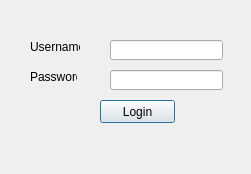
Before: the Qt Designer form ArcApp/loginprompt.ui in Arc-Project/Arc, drawn with Qt 5.
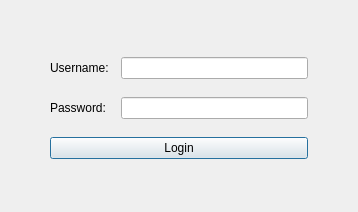
After: the same form once the commit is applied.

Commit message: updated login screen and admin screen layout

```diff
--- a/ArcApp/loginprompt.ui
+++ b/ArcApp/loginprompt.ui
@@ -6,83 +6,84 @@
    <rect>
     <x>0</x>
     <y>0</y>
-    <width>251</width>
-    <height>174</height>
+    <width>358</width>
+    <height>212</height>
    </rect>
   </property>
   <property name="windowTitle">
    <string>Dialog</string>
   </property>
-  <widget class="QPushButton" name="pushButton">
-   <property name="geometry">
-    <rect>
-     <x>100</x>
-     <y>100</y>
-     <width>75</width>
-     <height>23</height>
-    </rect>
+  <layout class="QVBoxLayout" name="verticalLayout">
+   <property name="leftMargin">
+    <number>50</number>
    </property>
-   <property name="text">
-    <string>Login</string>
+   <property name="topMargin">
+    <number>45</number>
    </property>
-  </widget>
-  <widget class="QLabel" name="label_2">
-   <property name="geometry">
-    <rect>
-     <x>30</x>
-     <y>70</y>
-     <width>47</width>
-     <height>13</height>
-    </rect>
+   <property name="rightMargin">
+    <number>50</number>
    </property>
-   <property name="text">
-    <string>Password</string>
+   <property name="bottomMargin">
+    <number>2</number>
    </property>
-  </widget>
+   <item>
+    <layout class="QHBoxLayout" name="horizontalLayout">
+     <item>
   <widget class="QLabel" name="label_3">
-   <property name="geometry">
-    <rect>
-     <x>30</x>
-     <y>40</y>
-     <width>50</width>
-     <height>13</height>
-    </rect>
+       <property name="minimumSize">
+        <size>
+         <width>65</width>
+         <height>0</height>
+        </size>
    </property>
    <property name="text">
-    <string>Username</string>
-   </property>
-  </widget>
-  <widget class="QLineEdit" name="lineEdit_Uname">
-   <property name="geometry">
-    <rect>
-     <x>110</x>
-     <y>40</y>
-     <width>113</width>
-     <height>20</height>
-    </rect>
-   </property>
-  </widget>
+        <string>Username:</string>
+       </property>
+      </widget>
+     </item>
+     <item>
+      <widget class="QLineEdit" name="lineEdit_Uname"/>
+     </item>
+    </layout>
+   </item>
+   <item>
+    <layout class="QHBoxLayout" name="horizontalLayout_2">
+     <item>
+      <widget class="QLabel" name="label_2">
+       <property name="minimumSize">
+        <size>
+         <width>65</width>
+         <height>0</height>
+        </size>
+       </property>
+       <property name="text">
+        <string>Password:</string>
+       </property>
+      </widget>
+     </item>
+     <item>
   <widget class="QLineEdit" name="lineEdit_Pw">
-   <property name="geometry">
-    <rect>
-     <x>110</x>
-     <y>70</y>
-     <width>113</width>
-     <height>20</height>
-    </rect>
-   </property>
    <property name="echoMode">
     <enum>QLineEdit::Password</enum>
    </property>
   </widget>
+     </item>
+    </layout>
+   </item>
+   <item>
+    <widget class="QPushButton" name="pushButton">
+     <property name="text">
+      <string>Login</string>
+     </property>
+    </widget>
+   </item>
+   <item>
   <widget class="QLabel" name="label_LoginError">
-   <property name="geometry">
-    <rect>
-     <x>16</x>
-     <y>140</y>
-     <width>221</width>
+     <property name="maximumSize">
+      <size>
+       <width>16777215</width>
      <height>20</height>
-    </rect>
+      </size>
    </property>
    <property name="font">
     <font>
@@ -97,6 +98,16 @@
     <set>Qt::AlignCenter</set>
    </property>
   </widget>
+   </item>
+  </layout>
+  <zorder>pushButton</zorder>
+  <zorder>label_2</zorder>
+  <zorder>label_3</zorder>
+  <zorder>lineEdit_Uname</zorder>
+  <zorder>lineEdit_Pw</zorder>
+  <zorder>lineEdit_Uname</zorder>
+  <zorder>label_3</zorder>
+  <zorder>label_LoginError</zorder>
  </widget>
  <resources/>
  <connections/>
```
Lines whose indentation alone changed are shown as unchanged. The commit also changes 3 other files.
